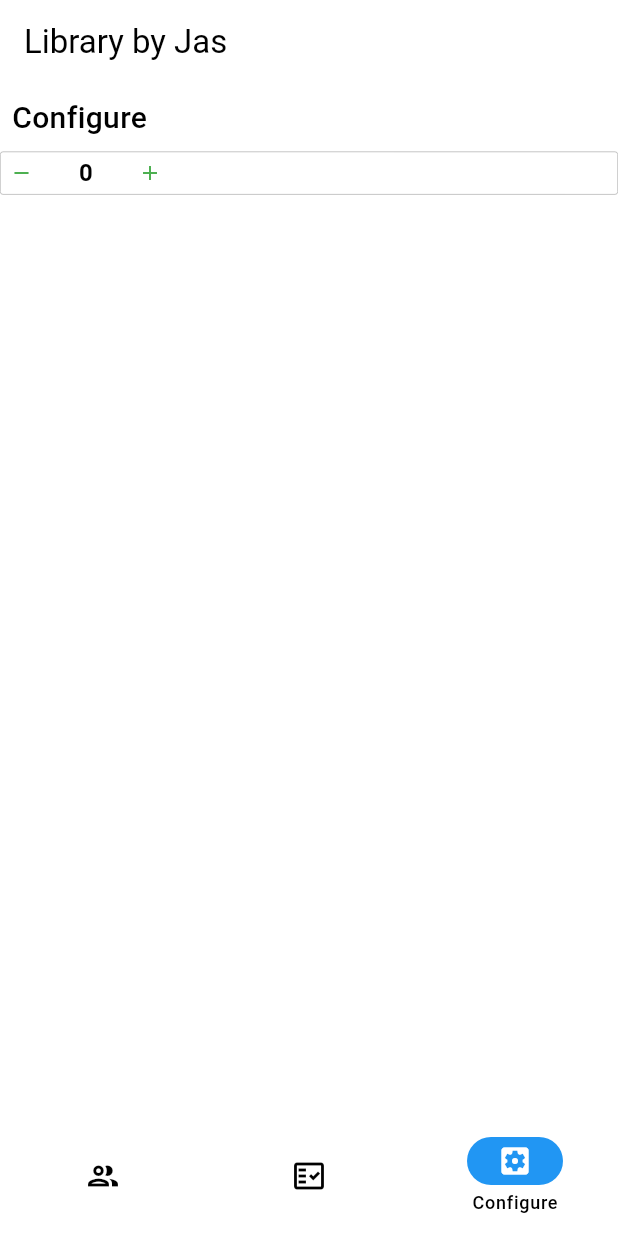
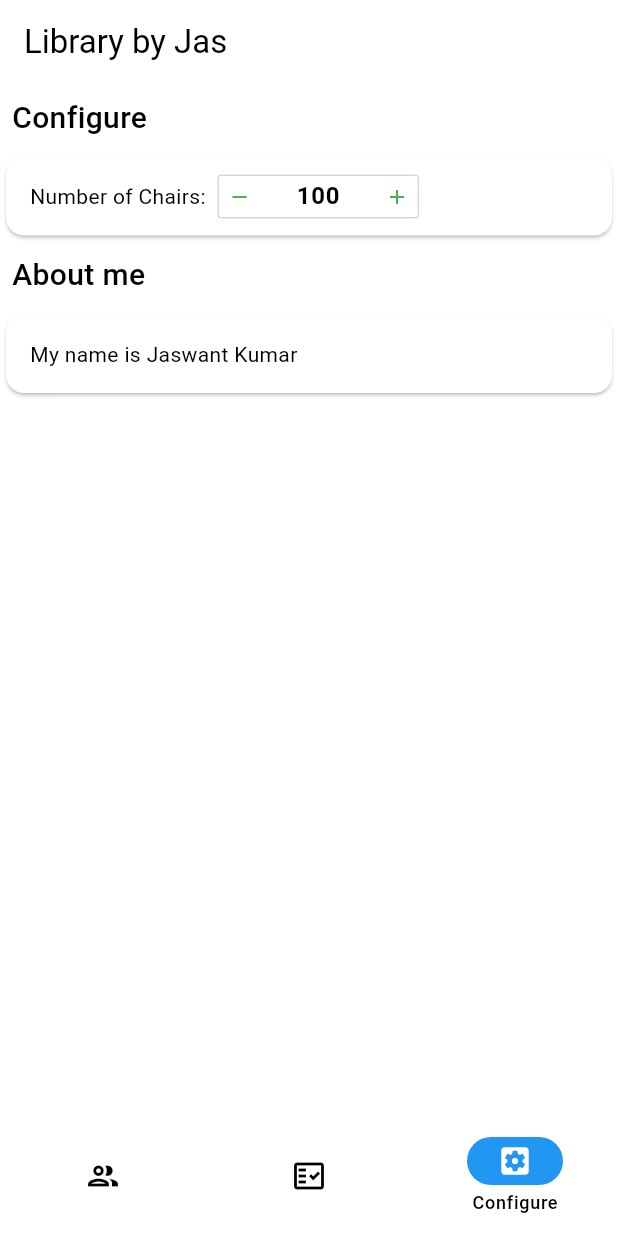
Before and after one commit to jaswantk917/library_manager, a Flutter app: the screen it shows after launch, item 3 of the bottom bar chosen, on a phone screen of 412 x 824 dp. Run offline on Flutter 3.47's test engine with Material 2 defaults, Android fonts, the phone set to English and light mode, and no system bars; drawn by our look-alikes of dynamic_color, input_quantity; our stand-ins replace font_awesome_flutter, shared_preferences.

```diff
--- a/lib/main.dart
+++ b/lib/main.dart
@@ -5,6 +5,7 @@ import 'package:library_management/screens/add_student.dart';
 import 'services_models/student_list_service.dart';
 import 'package:provider/provider.dart';
 import 'package:dynamic_color/dynamic_color.dart';
+import 'screens/attendance_page.dart';
 
 void main() {
   runApp(const MyApp());
@@ -63,7 +64,7 @@ class _MyHomePageState extends State<MyHomePage> {
     } else if (currentPageIndex == 2) {
       return const ConfigurePage();
     }
-    return const ListTile();
+    return const AttendanceList();
   }
 
   @override
--- a/lib/screens/configure_page.dart
+++ b/lib/screens/configure_page.dart
@@ -20,19 +20,49 @@ class _ConfigurePageState extends State<ConfigurePage> {
             style: TextStyle(fontSize: 20, fontWeight: FontWeight.w500),
           ),
         ),
+        Card(
+          child: Padding(
+            padding: const EdgeInsets.all(8.0),
+            child: Row(
+              children: [
+                const Padding(
+                  padding: EdgeInsets.all(8.0),
+                  child: Text('Number of Chairs:'),
+                ),
                 InputQty(
-          maxVal: 100,
-          initVal: 0,
-          minVal: -100,
-          isIntrinsicWidth: false,
+                  maxVal: 500,
+                  initVal: 100,
+                  minVal: 20,
+                  isIntrinsicWidth: true,
                   borderShape: BorderShapeBtn.circle,
                   boxDecoration: const BoxDecoration(),
-          steps: 10,
+                  steps: 5,
+                  btnColor1: Theme.of(context).colorScheme.primary,
+                  btnColor2: Theme.of(context).colorScheme.onBackground,
+                  plusBtn: const Icon(Icons.add),
+                  minusBtn: const Icon(Icons.remove),
                   onQtyChanged: (val) {
                     print(val);
                   },
                 ),
               ],
+            ),
+          ),
+        ),
+        const Padding(
+          padding: EdgeInsets.all(8.0),
+          child: Text(
+            'About me',
+            style: TextStyle(fontSize: 20, fontWeight: FontWeight.w500),
+          ),
+        ),
+        const Card(
+          child: Padding(
+            padding: EdgeInsets.all(16.0),
+            child: Text('My name is Jaswant Kumar'),
+          ),
+        )
+      ],
     );
   }
 }
--- a/lib/services_models/student_list_service.dart
+++ b/lib/services_models/student_list_service.dart
@@ -14,7 +14,7 @@ class StudentsList extends ChangeNotifier {
 
   Future<void> loadStudents() async {
     final prefs = await SharedPreferences.getInstance();
-    students = decode(prefs.getString('students') ?? '[]');
+    students = decode(prefs.getString('student') ?? '[]');
     loading = false;
     notifyListeners();
     print(students);
@@ -24,8 +24,8 @@ class StudentsList extends ChangeNotifier {
     final prefs = await SharedPreferences.getInstance();
     //List<Student>? students = await loadStudents();
     students.add(student);
-    await prefs.setString('students', encode(students));
-    students = decode(prefs.getString('students') ?? '[]');
+    await prefs.setString('student', encode(students));
+    students = decode(prefs.getString('student') ?? '[]');
 
     notifyListeners();
   }
```
Also changed, not shown: lib/screens/attendance_page.dart (added, +16 -0 lines). Lines whose indentation alone changed are shown as unchanged.
